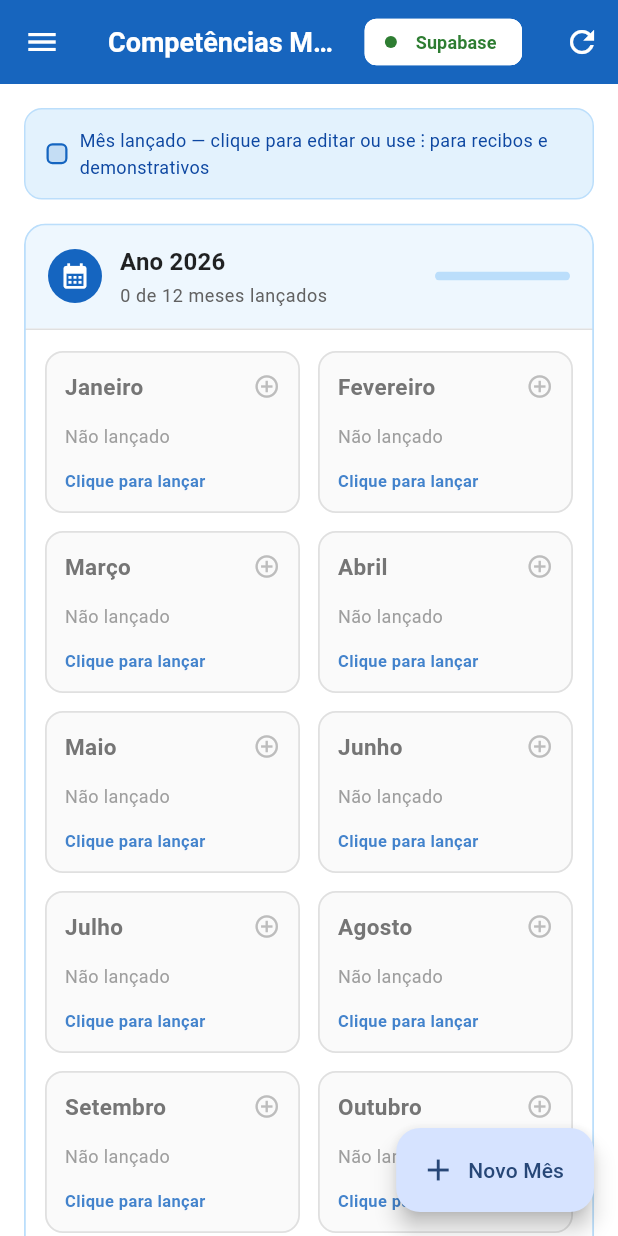
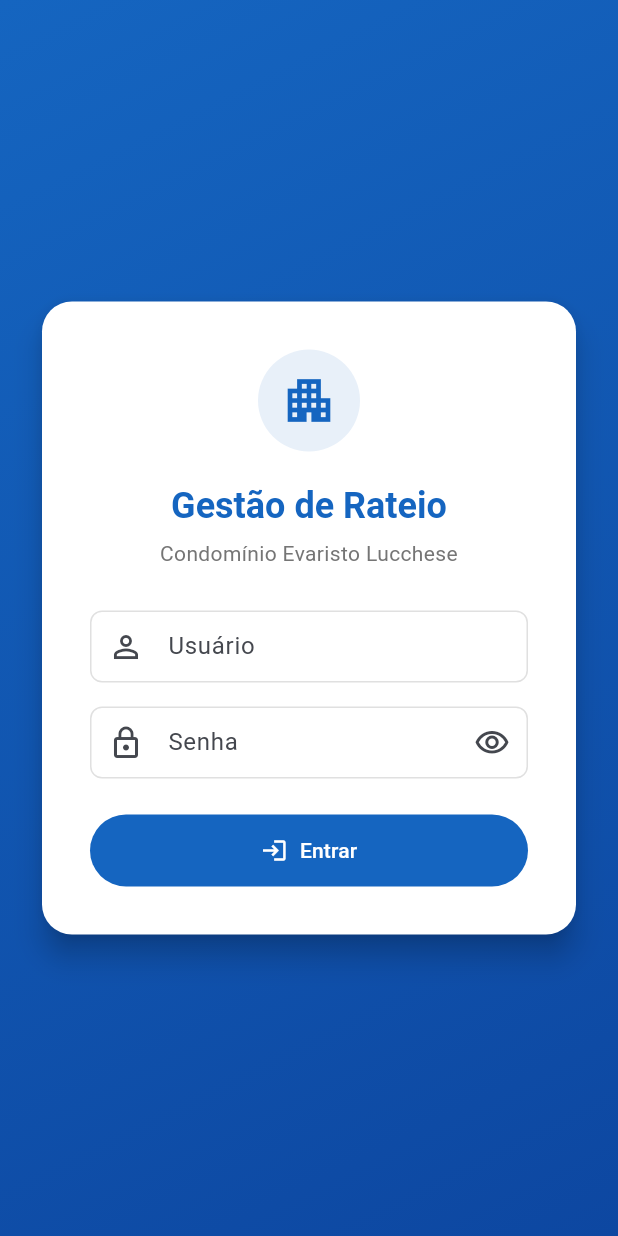
Before and after one commit to leopegor/sindico, a Flutter app: the screen it shows after launch, on a phone screen of 412 x 824 dp. Run offline on Flutter 3.47's test engine with Material 3 defaults, Android fonts, the phone set to English and light mode, and no system bars; our stand-ins replace pdf, printing, share_plus, shared_preferences, sqflite, sqflite_common_ffi and 3 more; missing offline and left inert: dart:js_interop; accounts and stored records are empty.

Commit message:
feat: implement authentication flow with login screen and session management

```diff
--- /dev/null
+++ b/lib/core/credenciais.dart
@@ -0,0 +1,17 @@
+class Credenciais {
+  const Credenciais._();
+
+  static const String usuario = String.fromEnvironment(
+    'AUTH_USUARIO',
+    defaultValue: 'sindico',
+  );
+
+  static const String senha = String.fromEnvironment(
+    'AUTH_SENHA',
+    defaultValue: 'evaristo2026',
+  );
+
+  static bool validar(String usuarioInformado, String senhaInformada) {
+    return usuarioInformado.trim() == usuario && senhaInformada == senha;
+  }
+}
--- a/lib/main.dart
+++ b/lib/main.dart
@@ -3,8 +3,7 @@ import 'package:flutter/material.dart';
 import 'package:flutter_localizations/flutter_localizations.dart';
 import 'data/database/app_database.dart';
 import 'data/supabase/supabase_servico.dart';
-import 'ui/widgets/app_shell.dart';
-import 'ui/widgets/navegacao.dart';
+import 'ui/widgets/auth_gate.dart';
 
 void main() async {
   WidgetsFlutterBinding.ensureInitialized();
@@ -148,7 +147,7 @@ class SindicoApp extends StatelessWidget {
           contentPadding: const EdgeInsets.symmetric(horizontal: 14, vertical: 12),
         ),
       ),
-      home: const AppLayout(secaoInicial: DestinoApp.competencias),
+      home: const AuthGate(),
     );
   }
 }
--- a/lib/ui/screens/home_screen.dart
+++ b/lib/ui/screens/home_screen.dart
@@ -287,20 +287,6 @@ class _HomeScreenState extends State<HomeScreen> {
           : _erro != null
               ? _buildErro()
               : _buildConteudo(),
-      floatingActionButton: FloatingActionButton.extended(
-        icon: const Icon(Icons.add),
-        label: const Text('Novo Mês'),
-        onPressed: () async {
-          final atualizado = await Navigator.of(context).push<bool>(
-            MaterialPageRoute(
-              builder: (_) => const CompetenciaFormScreen(),
-            ),
-          );
-          if (atualizado == true) {
-            _carregarCompetencias();
-          }
-        },
-      ),
     );
   }
 
--- /dev/null
+++ b/lib/ui/screens/login_screen.dart
@@ -0,0 +1,195 @@
+import 'package:flutter/material.dart';
+import '../../core/credenciais.dart';
+
+class LoginScreen extends StatefulWidget {
+  final VoidCallback onEntrar;
+
+  const LoginScreen({super.key, required this.onEntrar});
+
+  @override
+  State<LoginScreen> createState() => _LoginScreenState();
+}
+
+class _LoginScreenState extends State<LoginScreen> {
+  final _formKey = GlobalKey<FormState>();
+  final _usuarioController = TextEditingController();
+  final _senhaController = TextEditingController();
+  bool _senhaVisivel = false;
+  String? _erro;
+
+  @override
+  void dispose() {
+    _usuarioController.dispose();
+    _senhaController.dispose();
+    super.dispose();
+  }
+
+  void _entrar() {
+    if (!_formKey.currentState!.validate()) return;
+
+    if (Credenciais.validar(_usuarioController.text, _senhaController.text)) {
+      setState(() => _erro = null);
+      widget.onEntrar();
+      return;
+    }
+
+    setState(() {
+      _erro = 'Usuário ou senha inválidos.';
+      _senhaController.clear();
+    });
+  }
+
+  @override
+  Widget build(BuildContext context) {
+    final theme = Theme.of(context);
+
+    return Scaffold(
+      body: Container(
+        decoration: const BoxDecoration(
+          gradient: LinearGradient(
+            begin: Alignment.topLeft,
+            end: Alignment.bottomRight,
+            colors: [Color(0xFF1565C0), Color(0xFF0D47A1)],
+          ),
+        ),
+        child: SafeArea(
+          child: Center(
+            child: SingleChildScrollView(
+              padding: const EdgeInsets.all(24),
+              child: ConstrainedBox(
+                constraints: const BoxConstraints(maxWidth: 420),
+                child: Card(
+                  elevation: 8,
+                  color: Colors.white,
+                  shape: RoundedRectangleBorder(
+                    borderRadius: BorderRadius.circular(20),
+                  ),
+                  child: Padding(
+                    padding: const EdgeInsets.all(32),
+                    child: Form(
+                      key: _formKey,
+                      child: Column(
+                        mainAxisSize: MainAxisSize.min,
+                        crossAxisAlignment: CrossAxisAlignment.stretch,
+                        children: [
+                          CircleAvatar(
+                            radius: 34,
+                            backgroundColor:
+                                theme.colorScheme.primary.withValues(alpha: 0.1),
+                            child: Icon(
+                              Icons.apartment,
+                              size: 38,
+                              color: theme.colorScheme.primary,
+                            ),
+                          ),
+                          const SizedBox(height: 20),
+                          Text(
+                            'Gestão de Rateio',
+                            textAlign: TextAlign.center,
+                            style: theme.textTheme.headlineSmall?.copyWith(
+                              fontWeight: FontWeight.bold,
+                              color: theme.colorScheme.primary,
+                            ),
+                          ),
+                          const SizedBox(height: 6),
+                          Text(
+                            'Condomínio Evaristo Lucchese',
+                            textAlign: TextAlign.center,
+                            style: theme.textTheme.bodyMedium?.copyWith(
+                              color: Colors.grey.shade600,
+                            ),
+                          ),
+                          const SizedBox(height: 28),
+                          TextFormField(
+                            controller: _usuarioController,
+                            textInputAction: TextInputAction.next,
+                            autofillHints: const [AutofillHints.username],
+                            decoration: const InputDecoration(
+                              labelText: 'Usuário',
+                              prefixIcon: Icon(Icons.person_outline),
+                            ),
+                            validator: (valor) => valor == null || valor.trim().isEmpty
+                                ? 'Informe o usuário.'
+                                : null,
+                          ),
+                          const SizedBox(height: 16),
+                          TextFormField(
+                            controller: _senhaController,
+                            obscureText: !_senhaVisivel,
+                            textInputAction: TextInputAction.done,
+                            autofillHints: const [AutofillHints.password],
+                            onFieldSubmitted: (_) => _entrar(),
+                            decoration: InputDecoration(
+                              labelText: 'Senha',
+                              prefixIcon: const Icon(Icons.lock_outline),
+                              suffixIcon: IconButton(
+                                tooltip: _senhaVisivel ? 'Ocultar senha' : 'Mostrar senha',
+                                icon: Icon(
+                                  _senhaVisivel
+                                      ? Icons.visibility_off_outlined
+                                      : Icons.visibility_outlined,
+                                ),
+                                onPressed: () => setState(
+                                  () => _senhaVisivel = !_senhaVisivel,
+                                ),
+                              ),
+                            ),
+                            validator: (valor) => valor == null || valor.isEmpty
+                                ? 'Informe a senha.'
+                                : null,
+                          ),
+                          if (_erro != null) ...[
+                            const SizedBox(height: 16),
+                            Container(
+                              padding: const EdgeInsets.symmetric(
+                                horizontal: 12,
+                                vertical: 10,
+                              ),
+                              decoration: BoxDecoration(
+                                color: Colors.red.shade50,
+                                borderRadius: BorderRadius.circular(8),
+                                border: Border.all(color: Colors.red.shade200),
+                              ),
+                              child: Row(
+                                children: [
+                                  Icon(
+                                    Icons.error_outline,
+                                    size: 20,
+                                    color: Colors.red.shade700,
+                                  ),
+                                  const SizedBox(width: 8),
+                                  Expanded(
+                                    child: Text(
+                                      _erro!,
+                                      style: TextStyle(
+                                        color: Colors.red.shade700,
+                                        fontSize: 13,
+                                      ),
+                                    ),
+                                  ),
+                                ],
+                              ),
+                            ),
+                          ],
+                          const SizedBox(height: 24),
+                          FilledButton.icon(
+                            onPressed: _entrar,
+                            icon: const Icon(Icons.login),
+                            label: const Text('Entrar'),
+                            style: FilledButton.styleFrom(
+                              minimumSize: const Size.fromHeight(48),
+                            ),
+                          ),
+                        ],
+                      ),
+                    ),
+                  ),
+                ),
+              ),
+            ),
+          ),
+        ),
+      ),
+    );
+  }
+}
--- a/lib/ui/widgets/app_drawer.dart
+++ b/lib/ui/widgets/app_drawer.dart
@@ -1,4 +1,5 @@
 import 'package:flutter/material.dart';
+import 'auth_gate.dart';
 import 'navegacao.dart';
 
 /// Drawer de navegação principal da aplicação (telas estreitas/mobile).
@@ -44,6 +45,16 @@ class AppDrawer extends StatelessWidget {
             ),
           const Divider(),
           const Spacer(),
+          if (AuthScope.maybeOf(context) != null)
+            ListTile(
+              leading: const Icon(Icons.logout),
+              title: const Text('Sair'),
+              onTap: () {
+                final auth = AuthScope.maybeOf(context);
+                Navigator.of(context).pop();
+                auth?.sair();
+              },
+            ),
           Padding(
             padding: const EdgeInsets.all(16),
             child: Text(
--- a/lib/ui/widgets/app_shell.dart
+++ b/lib/ui/widgets/app_shell.dart
@@ -2,6 +2,7 @@ import 'package:flutter/material.dart';
 import '../../core/supabase_config.dart';
 import '../../data/backend.dart';
 import 'app_drawer.dart';
+import 'auth_gate.dart';
 import 'navegacao.dart';
 
 /// Layout principal da aplicação.
@@ -232,6 +233,16 @@ class _NavegacaoLateral extends StatelessWidget {
             padding: const EdgeInsets.symmetric(vertical: 4),
           ),
       ],
+      trailing: AuthScope.maybeOf(context) == null
+          ? null
+          : Padding(
+              padding: const EdgeInsets.only(bottom: 16),
+              child: IconButton(
+                tooltip: 'Sair',
+                icon: const Icon(Icons.logout),
+                onPressed: () => AuthScope.maybeOf(context)?.sair(),
+              ),
+            ),
     );
   }
 }
--- /dev/null
+++ b/lib/ui/widgets/auth_gate.dart
@@ -0,0 +1,78 @@
+import 'package:flutter/material.dart';
+import 'package:shared_preferences/shared_preferences.dart';
+import '../screens/login_screen.dart';
+import 'app_shell.dart';
+import 'navegacao.dart';
+
+class AuthGate extends StatefulWidget {
+  const AuthGate({super.key});
+
+  @override
+  State<AuthGate> createState() => _AuthGateState();
+}
+
+class _AuthGateState extends State<AuthGate> {
+  static const _chaveSessao = 'sessao_autenticada';
+
+  bool? _autenticado;
+
+  @override
+  void initState() {
+    super.initState();
+    _carregarSessao();
+  }
+
+  Future<void> _carregarSessao() async {
+    final prefs = await SharedPreferences.getInstance();
+    if (!mounted) return;
+    setState(() => _autenticado = prefs.getBool(_chaveSessao) ?? false);
+  }
+
+  Future<void> _entrar() async {
+    final prefs = await SharedPreferences.getInstance();
+    await prefs.setBool(_chaveSessao, true);
+    if (!mounted) return;
+    setState(() => _autenticado = true);
+  }
+
+  Future<void> _sair() async {
+    final prefs = await SharedPreferences.getInstance();
+    await prefs.remove(_chaveSessao);
+    if (!mounted) return;
+    setState(() => _autenticado = false);
+  }
+
+  @override
+  Widget build(BuildContext context) {
+    if (_autenticado == null) {
+      return const Scaffold(
+        body: Center(child: CircularProgressIndicator()),
+      );
+    }
+
+    if (!_autenticado!) {
+      return LoginScreen(onEntrar: _entrar);
+    }
+
+    return AuthScope(
+      sair: _sair,
+      child: const AppLayout(secaoInicial: DestinoApp.competencias),
+    );
+  }
+}
+
+class AuthScope extends InheritedWidget {
+  final VoidCallback sair;
+
+  const AuthScope({
+    super.key,
+    required this.sair,
+    required super.child,
+  });
+
+  static AuthScope? maybeOf(BuildContext context) =>
+      context.dependOnInheritedWidgetOfExactType<AuthScope>();
+
+  @override
+  bool updateShouldNotify(AuthScope oldWidget) => sair != oldWidget.sair;
+}
--- a/pubspec.yaml
+++ b/pubspec.yaml
@@ -49,6 +49,7 @@ dependencies:
   web: ^1.1.1
   sqflite_common_ffi_web: ^1.2.0
   supabase_flutter: ^2.18.3
+  shared_preferences: ^2.5.6
 dev_dependencies:
   flutter_test:
     sdk: flutter
```
Also changed, not shown: pubspec.lock.
